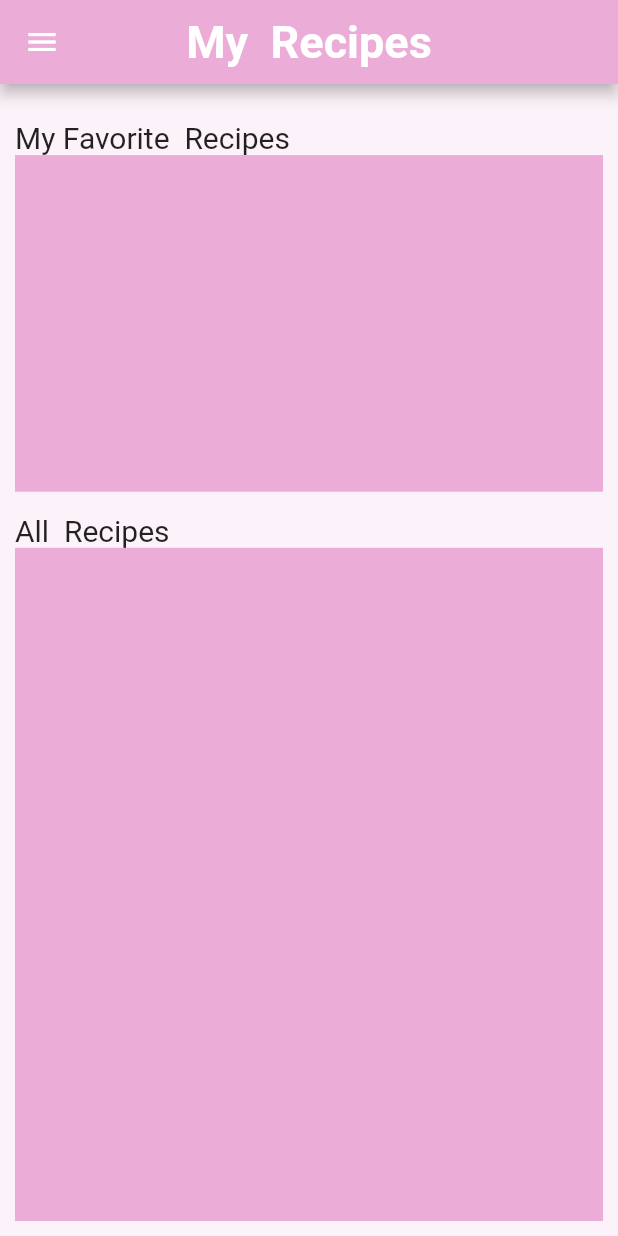
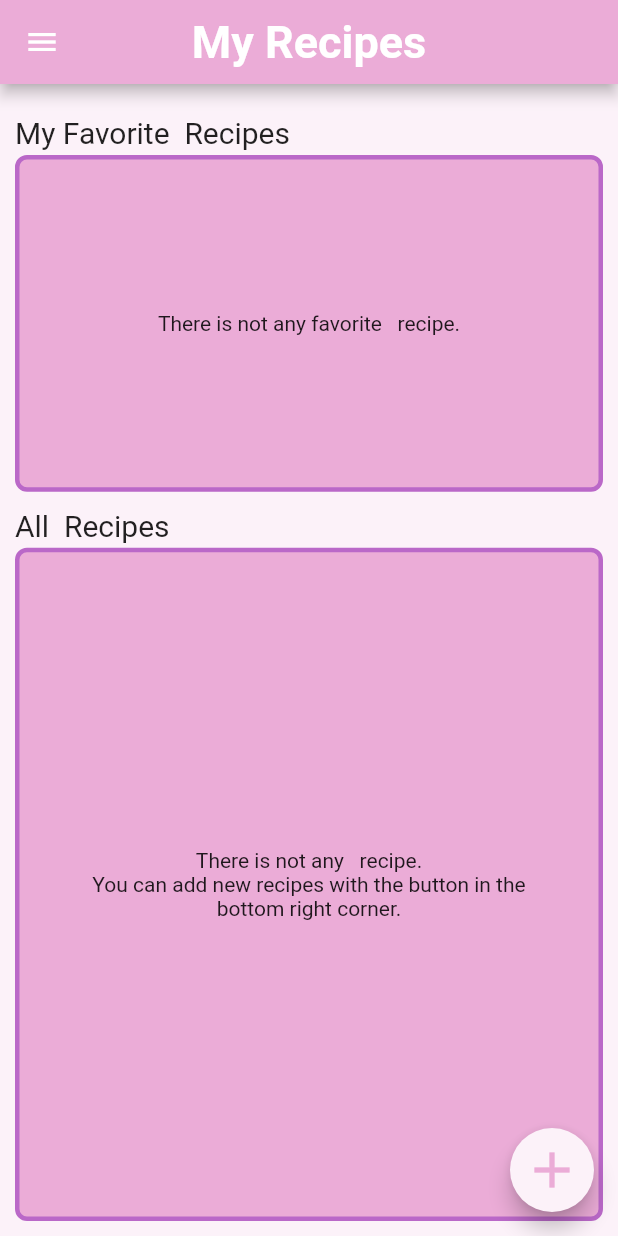
Before and after one commit to harunerenozkaya/my-recipes-app, a Flutter app: the CategoryPage screen opened directly with empty values, on a phone screen of 412 x 824 dp. Run offline on Flutter 3.47's test engine with Material 2 defaults, Android fonts, the light colour scheme and no system bars; our stand-ins replace auto_size_text, hive, hive_flutter, image_picker; missing offline and left inert: flutter_duration_picker, flutter_material_pickers, loading_gifs; accounts and stored records are empty; generated files the repository leaves out were written again.

Commit message:
Kategori sayfalari yapildi

```diff
--- a/lib/ui/category_page.dart
+++ b/lib/ui/category_page.dart
@@ -1,13 +1,19 @@
 import 'package:flutter/material.dart';
 import 'package:myRecipes/widgets/menu_drawer.dart';
 import 'package:myRecipes/widgets/recipe_box.dart';
+import 'package:hive/hive.dart';
 
-class CategoryPage extends StatelessWidget {
+class CategoryPage extends StatefulWidget {
   final String categoryName;
   final String categoryId;
 
   CategoryPage(this.categoryName, this.categoryId);
 
+  @override
+  _CategoryPageState createState() => _CategoryPageState();
+}
+
+class _CategoryPageState extends State<CategoryPage> {
   @override
   Widget build(BuildContext context) {
     final phoneHeight = MediaQuery.of(context).size.height;
@@ -18,10 +24,22 @@ class CategoryPage extends StatelessWidget {
       backgroundColor: Color.fromARGB(255, 252, 242, 249),
       appBar: AppBar(
         title: Text(
-          "My $categoryName Recipes",
+          "My Recipes",
           style: TextStyle(fontSize: 30, fontWeight: FontWeight.bold),
         ),
         centerTitle: true,
+      ),
+      floatingActionButton: FloatingActionButton(
+        onPressed: () {
+          Navigator.of(context).pushNamedAndRemoveUntil(
+              "/addNewRecipe", (Route<dynamic> route) => false);
+        },
+        tooltip: 'Add New ${widget.categoryName} Recipe',
+        child: Icon(
+          Icons.add,
+          size: 40,
+          color: Color.fromARGB(255, 235, 172, 215),
+        ),
       ),
       body: Container(
         padding: EdgeInsets.all(10),
@@ -31,9 +49,10 @@ class CategoryPage extends StatelessWidget {
             Expanded(
               flex: 1,
               child: Container(
+                padding: EdgeInsets.only(bottom: phoneHeight * 0.004),
                 alignment: Alignment.bottomLeft,
                 child: Text(
-                  "My Favorite $categoryName Recipes",
+                  "My Favorite ${widget.categoryName} Recipes",
                   style: TextStyle(fontSize: 20),
                 ),
               ),
@@ -41,17 +60,33 @@ class CategoryPage extends StatelessWidget {
             Expanded(
               flex: 6,
               child: Container(
+                decoration: BoxDecoration(
+                  borderRadius: BorderRadius.all(Radius.elliptical(8, 8)),
+                  color: Color.fromARGB(255, 235, 172, 215),
+                  border: Border.all(
+                    width: 3,
+                    color: Colors.purple[300],
+                  ),
+                ),
                 padding: EdgeInsets.symmetric(
-                    vertical: phoneHeight * 0.01,
-                    horizontal: phoneWidth * 0.015),
-                color: Color.fromARGB(255, 235, 172, 215),
-                child: ListView.separated(
+                    vertical: phoneHeight * 0.005,
+                    horizontal: phoneWidth * 0.001),
+                child: findFavoriteCategoryRecipeCount() != 0
+                    ? ListView.separated(
                         scrollDirection: Axis.horizontal,
-                  itemCount: 0,
+                        itemCount: findFavoriteCategoryRecipeCount(),
                         separatorBuilder: (context, index) => SizedBox(
                           width: phoneWidth * 0.02,
                         ),
-                  itemBuilder: (context, index) => Container(),
+                        itemBuilder: (context, index) {
+                          return getFavoriteCategoryRecipeList()[index];
+                        },
+                      )
+                    : Container(
+                        child: Center(
+                          child: Text(
+                              "There is not any favorite  ${widget.categoryName} recipe."),
+                        ),
                       ),
               ),
             ),
@@ -59,8 +94,9 @@ class CategoryPage extends StatelessWidget {
               flex: 1,
               child: Container(
                 alignment: Alignment.bottomLeft,
+                padding: EdgeInsets.only(bottom: phoneHeight * 0.004),
                 child: Text(
-                  "All $categoryName Recipes",
+                  "All ${widget.categoryName} Recipes",
                   style: TextStyle(fontSize: 20),
                 ),
               ),
@@ -68,14 +104,31 @@ class CategoryPage extends StatelessWidget {
             Expanded(
               flex: 12,
               child: Container(
+                decoration: BoxDecoration(
+                  borderRadius: BorderRadius.all(Radius.elliptical(8, 8)),
                   color: Color.fromARGB(255, 235, 172, 215),
-                child: GridView.builder(
-                  itemCount: 0,
+                  border: Border.all(
+                    width: 3,
+                    color: Colors.purple[300],
+                  ),
+                ),
+                child: findAllCategoryRecipeCount() != 0
+                    ? GridView.builder(
+                        primary: false,
+                        itemCount: findAllCategoryRecipeCount(),
                         gridDelegate: SliverGridDelegateWithFixedCrossAxisCount(
-                      crossAxisCount: 2),
-                  itemBuilder: (context, index) => Container(
-                    padding: EdgeInsets.all(6),
-                    child: Container(),
+                          crossAxisCount: 2,
+                        ),
+                        itemBuilder: (context, index) {
+                          return getCategoryRecipeList()[index];
+                        },
+                      )
+                    : Container(
+                        child: Center(
+                          child: Text(
+                            "There is not any  ${widget.categoryName} recipe.\nYou can add new recipes with the button in the \nbottom right corner.",
+                            textAlign: TextAlign.center,
+                          ),
                         ),
                       ),
               ),
@@ -85,4 +138,84 @@ class CategoryPage extends StatelessWidget {
       ),
     );
   }
+
+  int findFavoriteCategoryRecipeCount() {
+    int count = 0;
+    Hive.box("recipes").values.toList().forEach((element) {
+      if (element.category == widget.categoryName) {
+        if (element.isFavorite == true) {
+          count++;
         }
+      }
+    });
+
+    return count;
+  }
+
+  int findAllCategoryRecipeCount() {
+    int count = 0;
+    Hive.box("recipes").values.toList().forEach((element) {
+      if (element.category == widget.categoryName) {
+        count++;
+      }
+    });
+
+    return count;
+  }
+
+  List<Widget> getCategoryRecipeList() {
+    List<Widget> recipes = [];
+    Hive.box("recipes").values.toList().forEach(
+      (element) {
+        if (element.category == widget.categoryName) {
+          var recipeId = element.recipeId;
+          var recipeName = element.recipeName;
+          //Fotosu olmayanlarda hata veriyo burayı düzelt.
+          bool isRecipeFirstPhoto = element.imagesPath.isEmpty;
+          String recipeFirstPhoto;
+          var recipeDuration = element.recipeDuration;
+          var recipeCategory = element.category;
+          var recipePrice = element.price;
+
+          // Recipe'nin fotografı varsa foto yolla
+          if (isRecipeFirstPhoto == false) {
+            recipeFirstPhoto = element.imagesPath[0];
+          }
+
+          recipes.add(RecipeBox(recipeId, recipeName, recipeFirstPhoto,
+              recipeCategory, recipeDuration, recipePrice));
+        }
+      },
+    );
+    return recipes;
+  }
+
+  List<Widget> getFavoriteCategoryRecipeList() {
+    List<Widget> recipes = [];
+    Hive.box("recipes").values.toList().forEach(
+      (element) {
+        if (element.category == widget.categoryName) {
+          if (element.isFavorite == true) {
+            var recipeId = element.recipeId;
+            var recipeName = element.recipeName;
+            //Fotosu olmayanlarda hata veriyo burayı düzelt.
+            bool isRecipeFirstPhoto = element.imagesPath.isEmpty;
+            String recipeFirstPhoto;
+            var recipeDuration = element.recipeDuration;
+            var recipeCategory = element.category;
+            var recipePrice = element.price;
+
+            // Recipe'nin fotografı varsa foto yolla
+            if (isRecipeFirstPhoto == false) {
+              recipeFirstPhoto = element.imagesPath[0];
+            }
+
+            recipes.add(RecipeBox(recipeId, recipeName, recipeFirstPhoto,
+                recipeCategory, recipeDuration, recipePrice));
+          }
+        }
+      },
+    );
+    return recipes;
+  }
+}
--- a/lib/widgets/menu_drawer.dart
+++ b/lib/widgets/menu_drawer.dart
@@ -6,7 +6,7 @@ class MenuDrawer extends StatelessWidget {
     "Practical": "practical",
     "Soup": "soup",
     "Meat Meal": "meat_meal",
-    "Vegetable Meal": "vegetable_meal",
+    "Vegetable": "vegetable_meal",
     "Legumes": "legumes",
     "Salad": "salad",
     "Pastry": "pastry",
@@ -70,8 +70,6 @@ class MenuDrawer extends StatelessWidget {
                         ),
                         visualDensity: VisualDensity(horizontal: -4),
                         onTap: () {
-                          //Navigator.popUntil(context, ModalRoute.withName("/"));
-                          // "categoryPage/${menuItemNamesId.keys.toList()[index]}/${menuItemNamesId.values.toList()[index]}"
                           Navigator.of(context).pushNamedAndRemoveUntil(
                               "categoryPage/${menuItemNamesId.keys.toList()[index]}/${menuItemNamesId.values.toList()[index]}",
                               (Route<dynamic> route) => false);
```
Also changed, not shown: lib/ui/home_page.dart (+28 -28 lines). Lines whose indentation alone changed are shown as unchanged.
